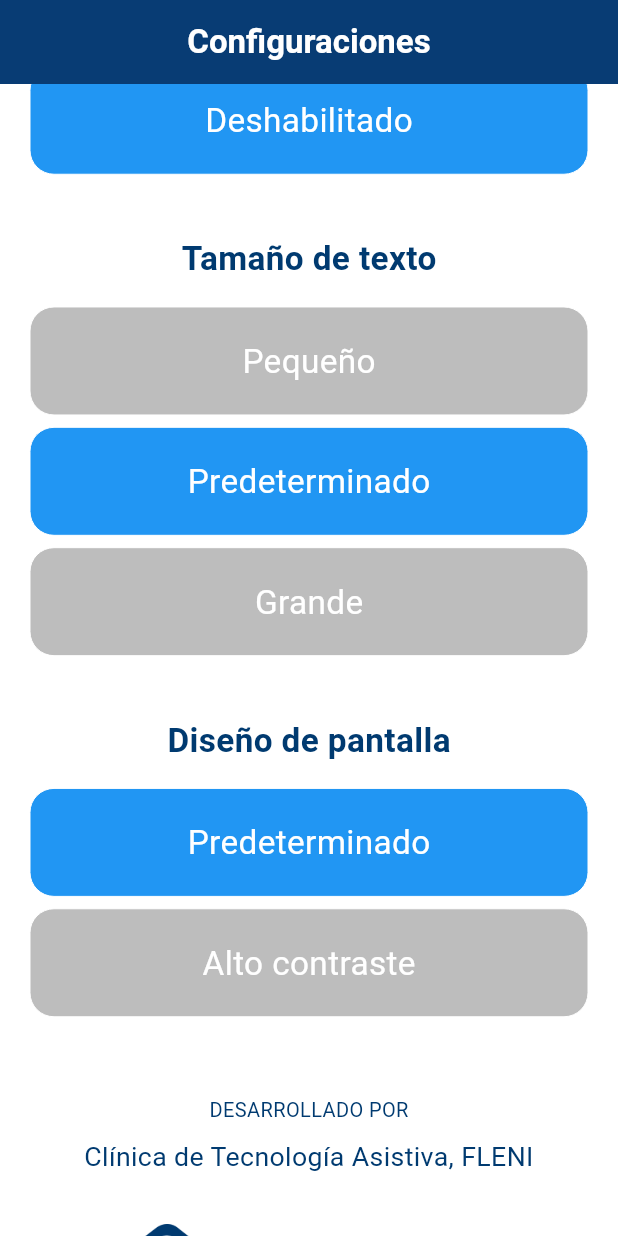
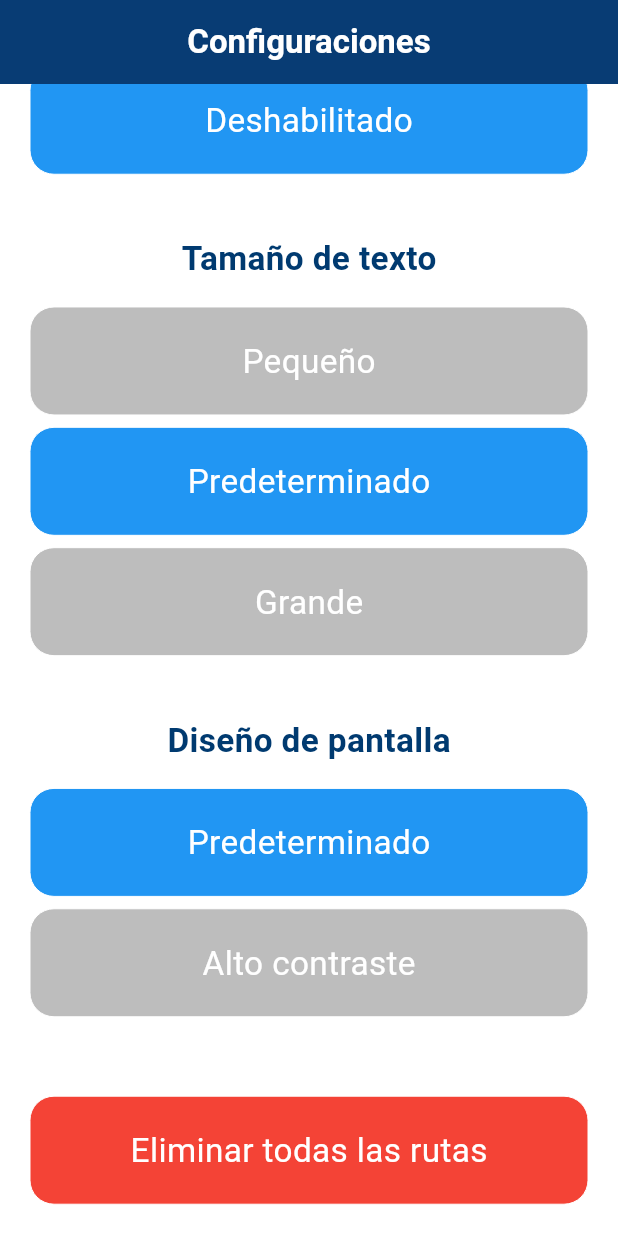
Before and after one commit to desarrollosingenieria/flutter--ta-rutas-app, a Flutter app: the ConfigPage screen opened directly, scrolled down 576 dp, on a phone screen of 412 x 824 dp. Run offline on Flutter 3.47's test engine with Material 3 defaults, Android fonts, the phone set to English and light mode, and no system bars; our stand-ins replace dotted_border, flutter_riverpod, flutter_tts, hive, hive_flutter, image_picker and 2 more; missing offline and left inert: flex_color_picker; accounts and stored records are empty; generated files the repository leaves out were written again.

Commit message:
se completo la función de eliminar rutas en grupos y se mejoró la creación de nuevas rutas luego de eliminaciones

```diff
--- a/lib/src/models/ta_card.dart
+++ b/lib/src/models/ta_card.dart
@@ -40,6 +40,7 @@ class TACard {
     bool? isGroup,
     int? parent,
     List<int>? children,
+    int? id,
   }) =>
       TACard(
         name: name ?? this.name,
@@ -49,6 +50,6 @@ class TACard {
         isGroup: isGroup ?? this.isGroup,
         parent: parent ?? this.parent,
         children: children ?? this.children,
-        id: id,
+        id: id ?? this.id,
       );
 }
--- a/lib/src/views/pages/configPage/config_page.dart
+++ b/lib/src/views/pages/configPage/config_page.dart
@@ -2,6 +2,7 @@ import 'package:flutter/material.dart';
 import 'package:flutter_riverpod/flutter_riverpod.dart';
 import 'package:tarutas/src/data/local/user_preferences.dart';
 import 'package:tarutas/src/provider/config_provider.dart';
+import 'package:tarutas/src/provider/routes_provider.dart';
 import 'package:tarutas/src/provider/tts_provider.dart';
 import 'package:url_launcher/url_launcher.dart';
 
@@ -801,6 +802,49 @@ class ConfigPage extends ConsumerWidget {
                       ? mq.width * 0.08
                       : mq.height * 0.08,
                 ),
+                Material(
+                  borderRadius: BorderRadius.circular(16),
+                  color: appConfig.highContrast
+                      ? prefs.highContrast
+                          ? Colors.white
+                          : Colors.red
+                      : Colors.red,
+                  child: InkWell(
+                    onTap: () {
+                      ref.read(tARoutesProvider.notifier).deleteAllCards();
+                      ScaffoldMessenger.of(context).showSnackBar(
+                        const SnackBar(
+                          content: Text('Se eliminaron todas las rutas.'),
+                        ),
+                      );
+                    },
+                    borderRadius: BorderRadius.circular(16),
+                    child: Container(
+                      decoration: BoxDecoration(
+                          borderRadius: BorderRadius.circular(16),
+                          border: Border.all(
+                              width: prefs.highContrast ? 2 : 0,
+                              color: Colors.white)),
+                      padding: const EdgeInsets.all(20),
+                      alignment: Alignment.center,
+                      child: Text(
+                        'Eliminar todas las rutas',
+                        style: TextStyle(
+                          color:
+                              prefs.highContrast ? Colors.black : Colors.white,
+                          fontSize: orientation == Orientation.portrait
+                              ? mq.width * appConfig.factorSize
+                              : mq.height * appConfig.factorSize,
+                        ),
+                      ),
+                    ),
+                  ),
+                ),
+                SizedBox(
+                  height: orientation == Orientation.portrait
+                      ? mq.width * 0.08
+                      : mq.height * 0.08,
+                ),
                 Container(
                   alignment: Alignment.center,
                   child: Column(
--- a/lib/src/views/pages/homePage/home_page.dart
+++ b/lib/src/views/pages/homePage/home_page.dart
@@ -14,7 +14,6 @@ class HomePage extends ConsumerWidget {
     //final UserPreferences prefs = UserPreferences();
     final appConfig = ref.watch(configProvider);
     ref.read(tARoutesProvider.notifier).openCardBox();
-    //ref.read(cardProvider.notifier).setParentCard();
     return Scaffold(
       backgroundColor: appConfig.highContrast ? Colors.black : Colors.white,
       appBar: MediaQuery.of(context).orientation == Orientation.portrait
```
Also changed, not shown: lib/src/data/local/local_db.dart (+29 -8 lines), lib/src/provider/routes_provider.dart (+18 -1 lines), lib/src/views/widgets/button_widget.dart (+3 -13 lines).
